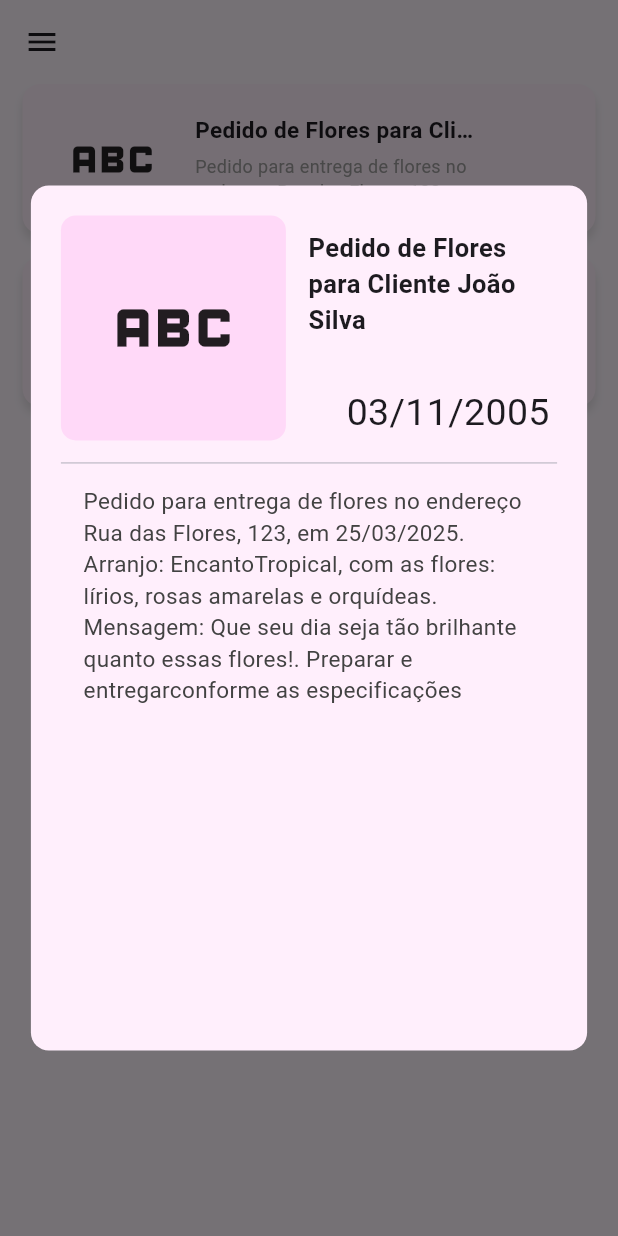
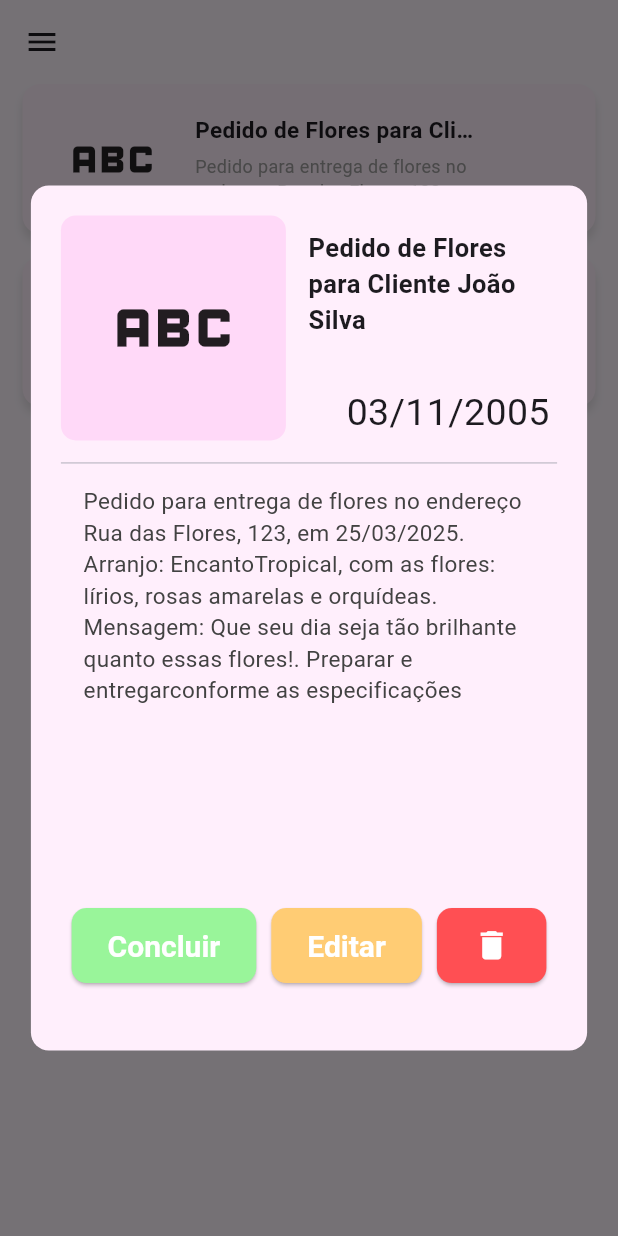
Before and after one commit to HenryGFiedler/Floricultura, a Flutter app: the MainScreen screen opened directly, after a tap on "Pedido de Flores para Cliente João Silva", on a phone screen of 412 x 824 dp. Run offline on Flutter 3.47's test engine with Material 3 defaults, Android fonts, the phone set to English and light mode, and no system bars.

Commit message:
Finalização layout fullscreen InfoCard

```diff
--- a/lib/components/info_card.dart
+++ b/lib/components/info_card.dart
@@ -1,3 +1,4 @@
+import 'package:floricultura/components/main_button.dart';
 import 'package:flutter/material.dart';
 import 'package:intl/intl.dart';
 
@@ -23,6 +24,8 @@ class InfoCard extends StatelessWidget {
     DateTime data,
     IconData icon,
   ) {
+
+    // TODO Fazer com que o layout não exploda depois de aumentar a fonte do emulador
     showDialog(
       context: context,
       builder: (BuildContext context) {
@@ -97,12 +100,38 @@ class InfoCard extends StatelessWidget {
                           ),
                         ),
                       ),
+                      Spacer(),
                       SizedBox(
                         height: 100,
                         child: Row(
-                          mainAxisAlignment: MainAxisAlignment.start,
+                          mainAxisAlignment: MainAxisAlignment.center,
                           children: [
-                            // TODO fazer os botões de Concluir, Editar e Excluir.
+                            MainButton(
+                              text: 'Concluir',
+                              color: Color(0xFF99f59a),
+                              fontSize: 20,
+                              adaptiveWidth: true,
+                              onPressed: () => {
+                                // TODO Concluir pedido
+                              },
+                            ),
+                            MainButton(
+                              text: 'Editar',
+                              color: Color(0xFFffcc74),
+                              fontSize: 20,
+                              adaptiveWidth: true,
+                              onPressed: () => {
+                                // TODO Editar pedido
+                              },
+                            ),
+                            MainButton(
+                              adaptiveWidth: true,
+                              icon: Icons.delete,
+                              color: Color(0xFFff4f53),
+                              onPressed: () => {
+                                // TODO Excluír pedido
+                              },
+                            ),
                           ],
                         ),
                       ),
--- a/lib/components/main_button.dart
+++ b/lib/components/main_button.dart
@@ -1,30 +1,49 @@
 import 'package:flutter/material.dart';
 
 class MainButton extends StatelessWidget {
-  final String text;
+  final String? text;
   final VoidCallback? onPressed;
+  final Color? color;
+  final bool adaptiveWidth;
+  final double? height;
+  final double? fontSize;
+  final IconData? icon;
+  final bool isCircle;
 
-  const MainButton({super.key, required this.text, required this.onPressed});
+  const MainButton({
+    super.key,
+    this.text,
+    required this.onPressed,
+    this.color,
+    this.adaptiveWidth = false,
+    this.height,
+    this.fontSize,
+    this.icon,
+    this.isCircle = false,
+  });
 
   @override
   Widget build(BuildContext context) {
     return SizedBox(
-      width: double.infinity,
-      height: 50,
+      width: adaptiveWidth ? null : double.infinity,
+      height: height ?? 50,
       child: Padding(
         padding: EdgeInsets.symmetric(horizontal: 5),
         child: ElevatedButton(
           onPressed: onPressed,
           style: ElevatedButton.styleFrom(
-            shape: RoundedRectangleBorder(borderRadius: BorderRadius.circular(10)),
-            backgroundColor: Color(0xfffcafbb),
+            shape: RoundedRectangleBorder(borderRadius: BorderRadius.circular(isCircle ? 100 : 10)),
+            backgroundColor: color ?? Color(0xfffcafbb),
             foregroundColor: Colors.white,
-            textStyle: TextStyle(
-                fontWeight: FontWeight.bold,
-                fontSize: 25,
-            ),
+            textStyle: TextStyle(fontWeight: FontWeight.bold, fontSize: fontSize ?? 25),
           ),
-          child: Text(text),
+          child: Row(
+            mainAxisAlignment: MainAxisAlignment.start,
+            children: [
+              if (icon != null) Icon(icon, size: 25, color: Colors.white),
+              Text(text ?? ''),
+            ],
+          ),
         ),
       ),
     );
```
